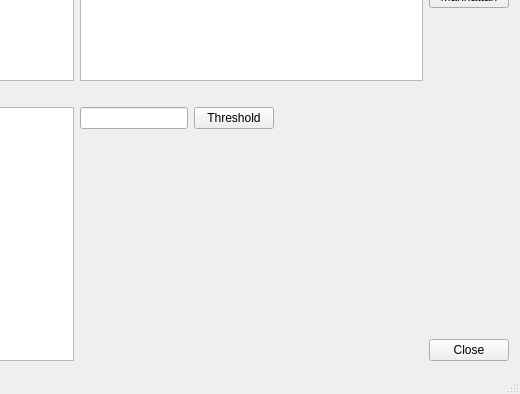
Old version of the form mainwindow.ui in the repository JuanCrg90/similaritygraphs; both pictures show x 280 to 800 and y 241 to 635 of the 800 by 635 pixel window.
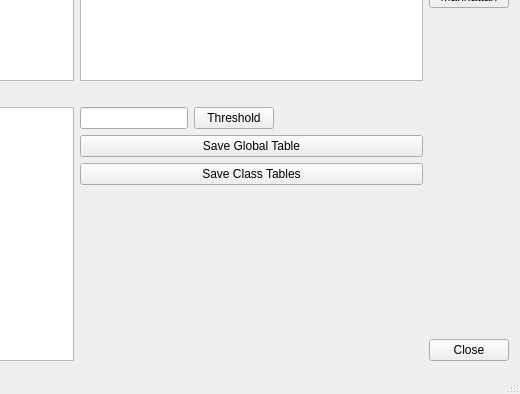
New version of the form.

Commit message: Refactorizado el código de las metricas en mainwindow.cpp Eliminada ventana emergente de tiempo transcurrido ahora el mensaje aparece en similaritygraph.ui Corregido el problema al abrir un nuevo corpus

What changed in the file:
```diff
--- a/mainwindow.ui
+++ b/mainwindow.ui
@@ -101,6 +101,20 @@
           </item>
          </layout>
         </item>
+        <item>
+         <widget class="QPushButton" name="SaveGlobalTablepushButton">
+          <property name="text">
+           <string>Save Global Table</string>
+          </property>
+         </widget>
+        </item>
+        <item>
+         <widget class="QPushButton" name="SaveClassTablepushButton">
+          <property name="text">
+           <string>Save Class Tables</string>
+          </property>
+         </widget>
+        </item>
         <item>
          <spacer name="verticalSpacer_2">
           <property name="orientation">
```
Left out of the diff: 28 changed lines with no effect on the pictures. The commit also changes 6 other files.
